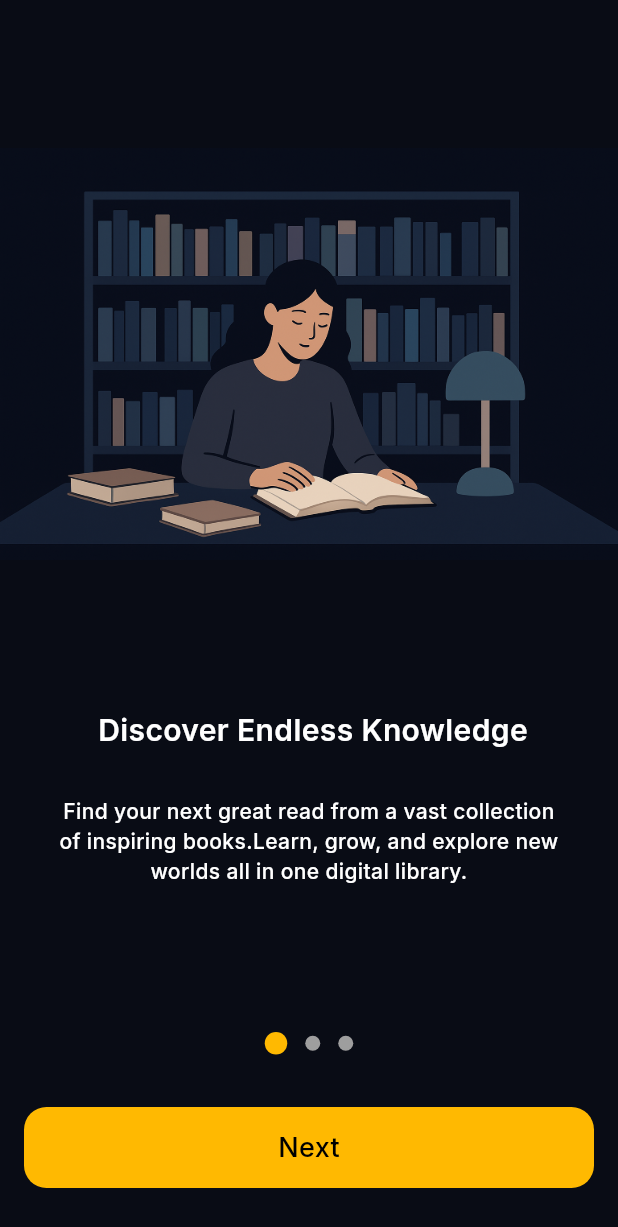
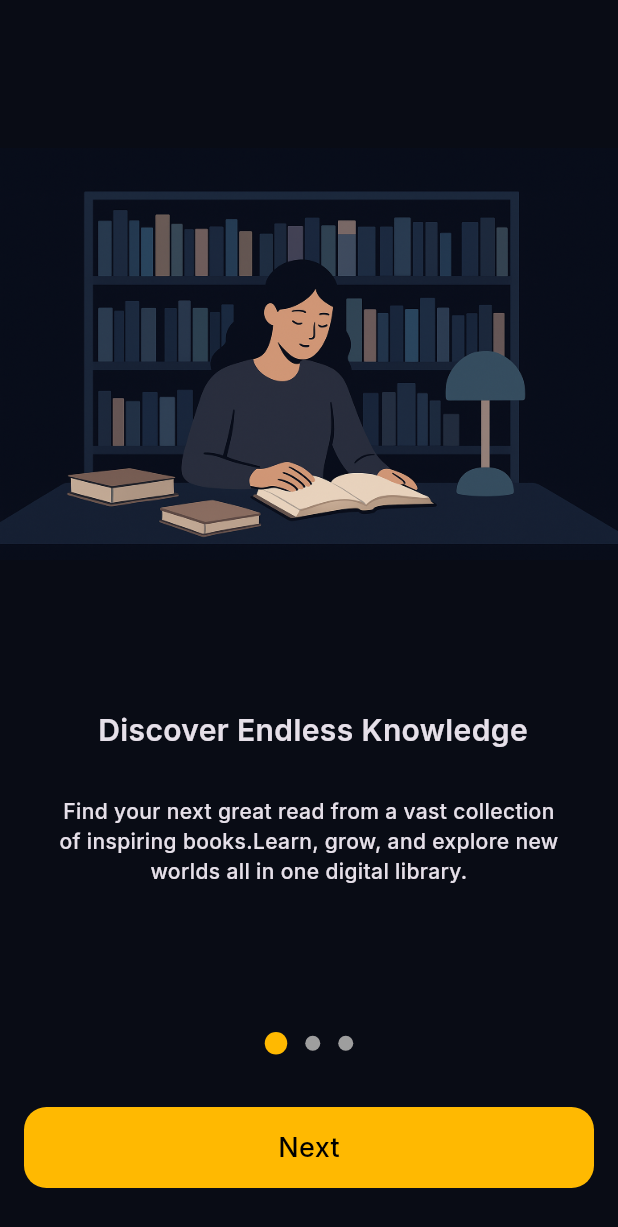
Before and after one commit to AhmedYasserww/Library-System, a Flutter app: the screen it shows after launch, on a phone screen of 412 x 824 dp. Shown: the top 1227 px of the screen. Run offline on Flutter 3.47's test engine with Material 3 defaults, Android fonts, the phone set to English and light mode, and no system bars; drawn by our look-alikes of dots_indicator; our stand-ins replace google_fonts.

Commit message:
finish login view done

```diff
--- /dev/null
+++ b/lib/core/utils/styles.dart
@@ -0,0 +1,34 @@
+import 'package:flutter/cupertino.dart';
+
+abstract class Styles {
+  static const textStyleMedium18 = TextStyle(
+    fontSize: 18,
+    fontWeight: FontWeight.w500,
+  );
+  static const textStyleBold18 = TextStyle(
+    fontSize: 18,
+    fontWeight: FontWeight.w700,
+  );
+  static const textStyleBold16 = TextStyle(
+    fontSize: 16,
+    fontWeight: FontWeight.w700,
+  );
+  static const textStyleSemiBold20 = TextStyle(
+    fontSize: 20,
+    fontWeight: FontWeight.w600,
+  );
+  static const textStyleBold30 = TextStyle(
+    fontSize: 30,
+    fontWeight: FontWeight.w700,
+
+  );
+  static const textStyleMeduim14 = TextStyle(
+    fontSize: 14,
+    fontWeight: FontWeight.w500,
+  );
+
+  static const textStyle16 = TextStyle(
+    fontSize: 16,
+    fontWeight: FontWeight.w500,
+  );
+}
--- a/lib/core/widgets/custom_button.dart
+++ b/lib/core/widgets/custom_button.dart
@@ -1,6 +1,7 @@
 
 import 'package:flutter/material.dart';
 import 'package:library_system/core/utils/app_color.dart';
+import 'package:library_system/core/utils/styles.dart';
 class CustomButton extends StatelessWidget {
   const CustomButton({super.key,
     required this.text,
@@ -19,7 +20,7 @@ class CustomButton extends StatelessWidget {
           borderRadius: BorderRadius.circular(15),
           color:  AppColors.buttonColor,
         ),
-        child:  Center(child: Text(text,style: const TextStyle(color: Colors.black,fontSize: 18,fontWeight: FontWeight.w500),)),
+        child:  Center(child: Text(text,style: Styles.textStyleMedium18.copyWith(color: Colors.black),)),
       ),
     );
   }
--- a/lib/features/on_boarding/presentation/views/widgets/page_view_item.dart
+++ b/lib/features/on_boarding/presentation/views/widgets/page_view_item.dart
@@ -1,6 +1,5 @@
 import 'package:flutter/material.dart';
-
-import '../../../../../core/utils/app_color.dart';
+import 'package:library_system/core/utils/styles.dart';
 class PageViewItem extends StatelessWidget {
   const PageViewItem({
     super.key,
@@ -29,7 +28,7 @@ class PageViewItem extends StatelessWidget {
         const SizedBox(height: 30,),
         Text(
           title,
-          style: const TextStyle(fontSize: 20, fontWeight: FontWeight.w600,color:AppColors.primaryColor),
+          style: Styles.textStyleSemiBold20
         ),
         const SizedBox(
           height: 30,
@@ -39,8 +38,7 @@ class PageViewItem extends StatelessWidget {
           child: Text(
             subtitle,
             textAlign: TextAlign.center,
-            style:  const TextStyle(
-                fontSize: 14, fontWeight: FontWeight.w500, color:AppColors.primaryColor ),
+            style:  Styles.textStyleMeduim14
           ),
         ),
       ],
--- a/lib/main.dart
+++ b/lib/main.dart
@@ -18,7 +18,7 @@ class MyApp extends StatelessWidget {
       theme: ThemeData(
         brightness: Brightness.dark,
         scaffoldBackgroundColor: AppColors.backgroundColor,
-        textTheme: GoogleFonts.interTextTheme(),
+        textTheme: GoogleFonts.interTextTheme(ThemeData.dark().textTheme),
       ),
       onGenerateRoute: onGenerateRoutes,
       initialRoute: OnBoardingView.routeName,
```
Also changed, not shown: lib/core/widgets/custom_text_field.dart (added, +66 -0 lines), lib/features/auth/presentation/views/widgets/Sign_in_view_body.dart (+91 -3 lines), lib/features/auth/presentation/views/widgets/custom_email_text_field.dart (added, +28 -0 lines), lib/features/auth/presentation/views/widgets/custom_navigate_to_register.dart (added, +31 -0 lines), lib/features/auth/presentation/views/widgets/custom_password_text_field.dart (added, +32 -0 lines), assets/images/onboarding_image3.jpg.
